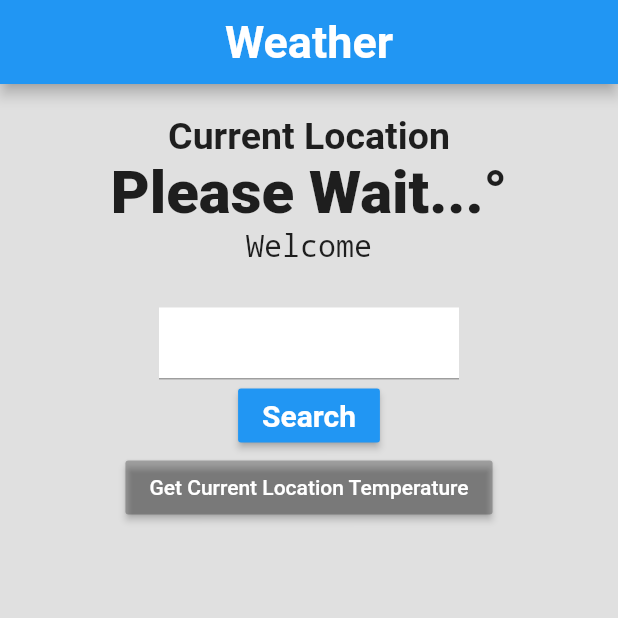
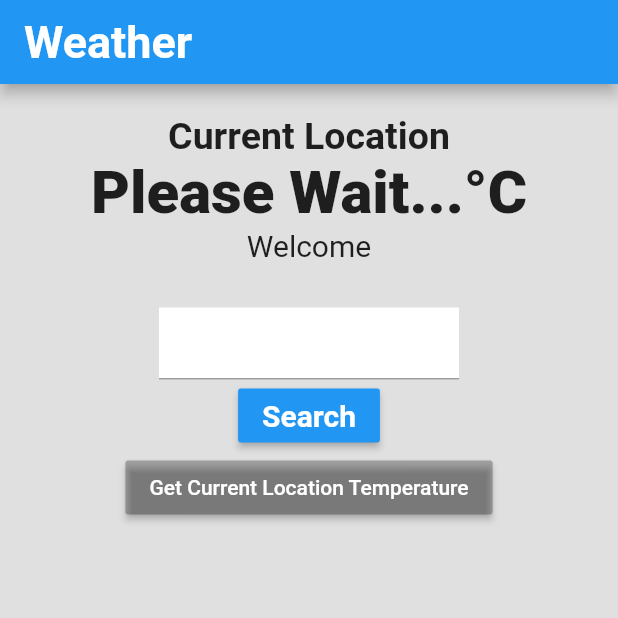
Before and after one commit to suvashsumon/WeatherApp_Morsoom, a Flutter app: the screen it shows after launch, on a phone screen of 412 x 824 dp, the top half of it. Run offline on Flutter 3.47's test engine with Material 2 defaults, Android fonts, the phone set to English and light mode, and no system bars; our stand-ins replace fluttertoast, geolocator, get.

Commit message:
font changed of text field

```diff
--- a/lib/screens/appBarWidget.dart
+++ b/lib/screens/appBarWidget.dart
@@ -11,7 +11,7 @@ class _AppBatWidgetState extends State<AppBatWidget> {
   @override
   Widget build(BuildContext context) {
     return  Container(
-      alignment: Alignment.center,
+      alignment: Alignment.topLeft,
       child:  const Text(
         "Weather",
         style: TextStyle(
--- a/lib/screens/homeBody.dart
+++ b/lib/screens/homeBody.dart
@@ -161,7 +161,7 @@ class _HomeBodyState extends State<HomeBody> {
                   fontWeight: FontWeight.bold,
                   fontStyle: FontStyle.normal),
             ),
-            Text(tempData.toString() + degree,
+            Text(tempData.toString() + degree + "C",
                 style: const TextStyle(
                   fontWeight: FontWeight.w900,
                   fontStyle: FontStyle.normal,
@@ -170,7 +170,6 @@ class _HomeBodyState extends State<HomeBody> {
             Text(
               description,
               style: const TextStyle(
-                  fontFamily: 'monospace',
                   fontSize: 20
               ),
             ),
@@ -184,7 +183,10 @@ class _HomeBodyState extends State<HomeBody> {
                 width: 200,
                 child:  TextField(
                   controller: textEditingController,
-                  textAlign: TextAlign.center
+                  textAlign: TextAlign.center,
+                  style: const TextStyle(
+                    fontSize: 20
+                  ),
 
                 ),
               ),
```
